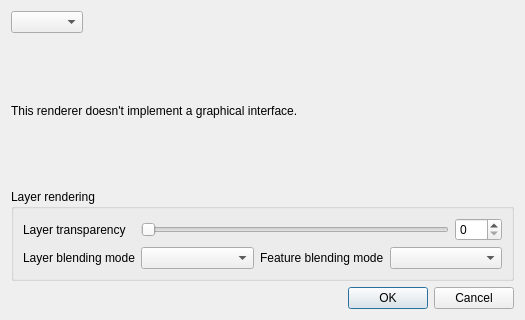
Above: src/ui/qgsrendererv2propsdialogbase.ui from qgis/QGIS before the change. Below: the same form after it.
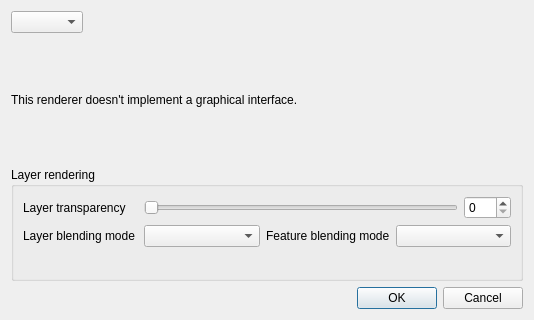
That is the form after the change. Custom widgets are drawn as their Qt base class.

Commit message:
[FEATURE] Paint effects for layers and symbol layers
This commit adds a new framework for implementing paint effects, which
modify the results of QPainter operations to apply visual effects
such as drop shadows and blurs.

The initial implementation allows for effects to be applied to entire
layers and individual symbol layers.

Included are a drop shadow, blur, inner glow, outer glow. A "stack"
effect is also implemented which allows other paint effects to be
combined in various ways.

What changed in the file:
```diff
--- a/src/ui/qgsrendererv2propsdialogbase.ui
+++ b/src/ui/qgsrendererv2propsdialogbase.ui
@@ -6,7 +6,7 @@
    <rect>
     <x>0</x>
     <y>0</y>
-    <width>525</width>
+    <width>534</width>
     <height>320</height>
    </rect>
   </property>
@@ -124,6 +124,16 @@
       <item row="1" column="1">
        <widget class="QgsBlendModeComboBox" name="mBlendModeComboBox"/>
       </item>
+      <item row="2" column="0" colspan="2">
+       <widget class="QgsEffectStackCompactWidget" name="mEffectWidget" native="true">
+        <property name="minimumSize">
+         <size>
+          <width>16</width>
+          <height>16</height>
+         </size>
+        </property>
+       </widget>
+      </item>
      </layout>
     </widget>
    </item>
@@ -138,9 +148,9 @@
  </widget>
  <customwidgets>
   <customwidget>
-   <class>QgsCollapsibleGroupBox</class>
-   <extends>QGroupBox</extends>
-   <header>qgscollapsiblegroupbox.h</header>
+   <class>QgsEffectStackCompactWidget</class>
+   <extends>QWidget</extends>
+   <header>effects/qgseffectstackpropertieswidget.h</header>
    <container>1</container>
   </customwidget>
   <customwidget>
@@ -148,6 +158,12 @@
    <extends>QComboBox</extends>
    <header>qgsblendmodecombobox.h</header>
   </customwidget>
+  <customwidget>
+   <class>QgsCollapsibleGroupBox</class>
+   <extends>QGroupBox</extends>
+   <header>qgscollapsiblegroupbox.h</header>
+   <container>1</container>
+  </customwidget>
  </customwidgets>
  <tabstops>
   <tabstop>cboRenderers</tabstop>
```
Left out of the diff: 11 changed lines with no effect on the pictures. The commit also changes 79 other files.
